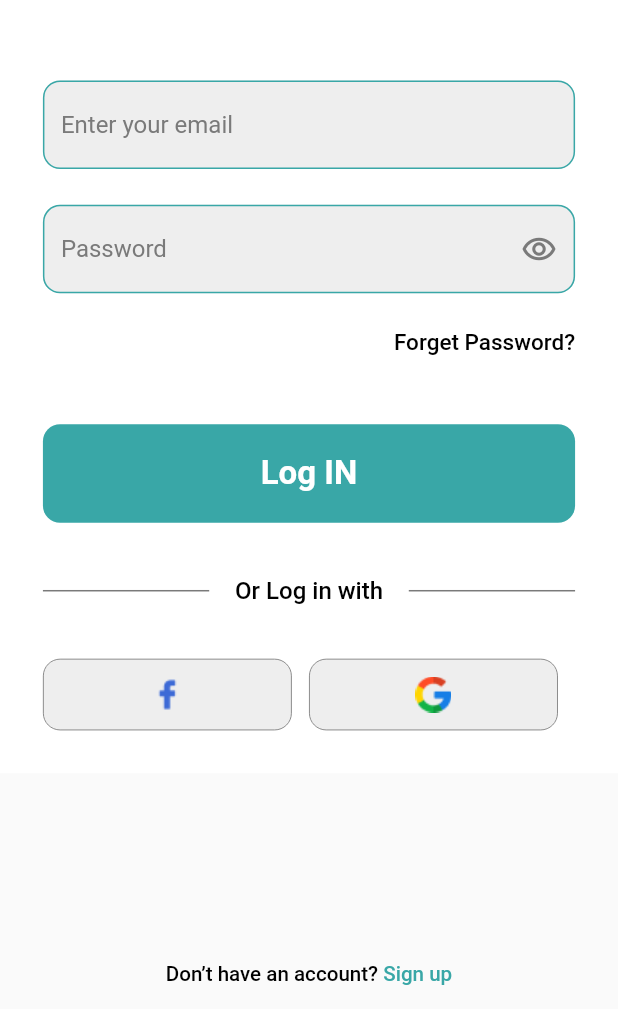
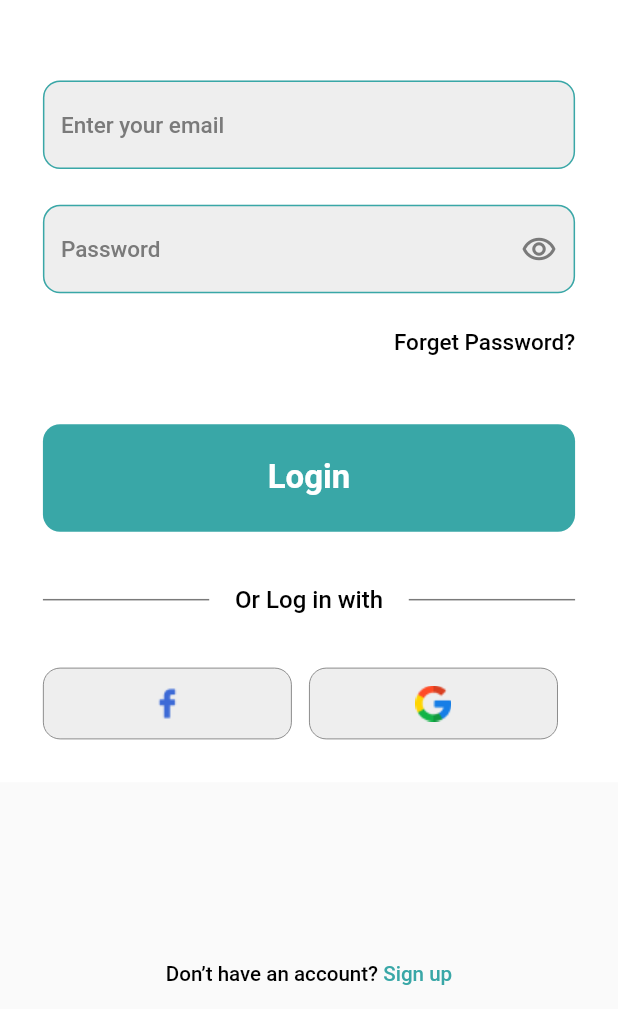
Before and after one commit to Euphoria-Team-Nutri-Mind-App-Website/NutriMind_Flutter, a Flutter app: the PatientCreatePasswordScreen screen opened by its route, after a tap on "Log In", on a phone screen of 412 x 824 dp, the part 227-1236 px from its top. Run offline on Flutter 3.47's test engine with Material 2 defaults, Android fonts, the light colour scheme and no system bars; our stand-ins replace animated_splash_screen, bloc, card_swiper, flutter_bloc, flutter_rating_bar, flutter_screenutil and 3 more; missing offline and left inert: custom_clippers, flutter_verification_code; accounts and stored records are empty; Roboto replaces fonts that are missing (Poppins).

Commit message:
api and cubit of login screen

```diff
--- a/lib/modules/blocs/auth_cubit/auth_state.dart
+++ b/lib/modules/blocs/patient_auth_cubit/auth_cubit/auth_state.dart
@@ -18,4 +18,7 @@ class LoginLoadingState extends AuthState {}
 
 class LoginSuccessState extends AuthState {}
 
-class LoginFailedState extends AuthState {}
+class LoginFailedState extends AuthState {
+  String message;
+  LoginFailedState({required this.message});
+}
--- a/lib/modules/ui/Patient_screens/patient_auth_screens/patient_login_screen.dart
+++ b/lib/modules/ui/Patient_screens/patient_auth_screens/patient_login_screen.dart
@@ -1,11 +1,14 @@
 import 'package:flutter/material.dart';
+import 'package:flutter_bloc/flutter_bloc.dart';
 import 'package:flutter_screenutil/flutter_screenutil.dart';
 import 'package:nutri_mind_application/shared/Constants/text_theme.dart';
 import '../../../../shared/Constants/colors.dart';
 import '../../../../shared/widgets/default_items.dart';
 import '../../../../shared/widgets/screens_widgets.dart';
+import '../../../blocs/patient_auth_cubit/auth_cubit/auth_cubit.dart';
 
 
+// //email: rana123@gmail.com  , password: 123456
 class PatientLoginScreen extends StatefulWidget {
   const PatientLoginScreen({Key? key}) : super(key: key);
 
@@ -15,14 +18,34 @@ class PatientLoginScreen extends StatefulWidget {
 
 class _PatientLoginScreenState extends State<PatientLoginScreen> {
   final emailController = TextEditingController();
+  final passwordController = TextEditingController();
+  final formKey =GlobalKey<FormState>();
+
   @override
   Widget build(BuildContext context) {
     return Scaffold(
       appBar: MyAppBar(backPage: 'ContinueScreen',),
       body: SingleChildScrollView(
-        child: Container(
+        child: BlocConsumer<AuthCubit, AuthState>(
+          listener: (context ,state){
+             if (state is LoginSuccessState) {
+              Navigator.pushNamed(context, 'PatientSetTallScreen');
+            } else if (state is LoginFailedState) {
+              ScaffoldMessenger.of(context).showSnackBar(SnackBar(content:
+              Container(
+                alignment: Alignment.center,
+                height: 50,
+                child: Text(state.message),
+              )
+              ));
+            }
+          },
+          builder: (context, state){
+            return Container(
               padding: EdgeInsets.all(25.sp),
               color: MyColors.white,
+              child: Form(
+                key: formKey,
                 child: Column(
                   mainAxisAlignment: MainAxisAlignment.spaceEvenly,
                   crossAxisAlignment: CrossAxisAlignment.center,
@@ -43,7 +66,8 @@ class _PatientLoginScreenState extends State<PatientLoginScreen> {
                     SizedBox(
                       height: 45.h,
                     ),
-                const MyTextField(
+                    MyTextField(
+                      controller: emailController,
                       hintText: 'Enter your email',
                       obscureText: false,
                       textType: TextInputType.emailAddress,
@@ -51,12 +75,13 @@ class _PatientLoginScreenState extends State<PatientLoginScreen> {
                     SizedBox(
                       height: 20.h,
                     ),
-                const MyTextField(
+                    MyTextField(
+                      controller: passwordController,
                       textType: TextInputType.number,
                       hintText: 'Password',
                       obscureText: false,
                       suffixIcon:
-                      Icon(Icons.remove_red_eye_outlined, color: MyColors.grey),
+                      const Icon(Icons.remove_red_eye_outlined, color: MyColors.grey),
                     ),
                     SizedBox(
                       height: 20.h,
@@ -78,11 +103,32 @@ class _PatientLoginScreenState extends State<PatientLoginScreen> {
                     SizedBox(
                       height: 38.h,
                     ),
-                MyBlueButton(
+                    InkWell(
+                      onTap: () {
+                        if (formKey.currentState!.validate()== true) {
+                          BlocProvider.of<AuthCubit>(context).login(
+                              email: emailController.text,
+                              password: passwordController.text
+                          );
+                        }
+                        //Navigator.pushNamed(context, 'PatientSetTallScreen');
+                      },
+                      child: Container(
                         width: double.infinity,
-                    height:55.h,
-                    text: "Log IN",
-                    page: 'PatientSetTallScreen',
+                        height: 60.h,
+                        decoration: BoxDecoration(
+                          color: MyColors.darkBlue,
+                          borderRadius: BorderRadius.circular(10.r),
+                        ),
+                        child: Center(
+                          child: Text(
+                              state is LoginLoadingState
+                                  ? "loading....."
+                                  : "Login",
+                              style:AppTextStyle().textBlueButton
+                          ),
+                        ),
+                      ),
                     ),
                     SizedBox(
                       height: 30.h,
@@ -129,6 +175,9 @@ class _PatientLoginScreenState extends State<PatientLoginScreen> {
                   ],
                 ),
               ),
+            );
+          },
+        )
       ),
       bottomNavigationBar: BottomAppBar(
         height: 40.h,
--- a/lib/routes.dart
+++ b/lib/routes.dart
@@ -54,7 +54,6 @@ import 'modules/ui/interface_screen.dart';
 Map<String, WidgetBuilder> routes = {
   'InterfaceScreen': (context) => const InterfaceScreen(),
   'ContinueScreen': (context) => const ContinueScreen(),
-  //**************************************************************************************
   'PatientLoginScreen': (context) => const PatientLoginScreen(),
   'PatientSignUpScreen': (context) => PatientSignUpScreen(),
   'PatientForgetPassword': (context) => const PatientForgetPassword(),
@@ -91,7 +90,6 @@ Map<String, WidgetBuilder> routes = {
   'PatientChooseYourStateScreen2': (context) => const PatientChooseYourStateScreen2(),
   'BreakfastScreen': (context) => const BreakfastScreen(),
   'DairyMyFoodScreen': (context) => const DairyMyFoodScreen(),
-  //**************************************************************************************
   'DoctorListForPatientScreen': (context) => const DoctorListForPatientScreen(),
   'DoctorLoginScreen': (context) => const DoctorLoginScreen(),
   'DoctorSignUpScreen': (context) => const DoctorSignUpScreen(),
--- /dev/null
+++ b/lib/shared/Constants/constants.dart
@@ -0,0 +1 @@
+String? token;
--- a/lib/shared/widgets/screens_widgets.dart
+++ b/lib/shared/widgets/screens_widgets.dart
@@ -1,6 +1,7 @@
 import 'package:flutter/material.dart';
 import 'package:flutter_screenutil/flutter_screenutil.dart';
 import '../Constants/colors.dart';
+import '../Constants/text_theme.dart';
 
 class MyTextField extends StatelessWidget {
   final controller;
@@ -43,7 +44,7 @@ class MyTextField extends StatelessWidget {
         fillColor: MyColors.lightGrey,
         filled: true,
         hintText: hintText,
-        hintStyle: const TextStyle(color: MyColors.grey),
+        hintStyle: AppTextStyle().greyText,
         suffixIcon: suffixIcon,
       ),
     );
```
Also changed, not shown: lib/core/block_observer/bloc_observer.dart (added, +27 -0 lines), lib/core/cache_helper.dart (deleted, +0 -42 lines), lib/core/network/local_network.dart (added, +27 -0 lines), lib/main.dart (+24 -5 lines), lib/modules/blocs/patient_auth_cubit/auth_cubit/auth_cubit.dart (renamed from lib/modules/blocs/auth_cubit/auth_cubit.dart, +12 -9 lines), lib/modules/ui/Patient_screens/patient_auth_screens/patient_sign_up_screen.dart (+11 -15 lines). Lines whose indentation alone changed are shown as unchanged.
